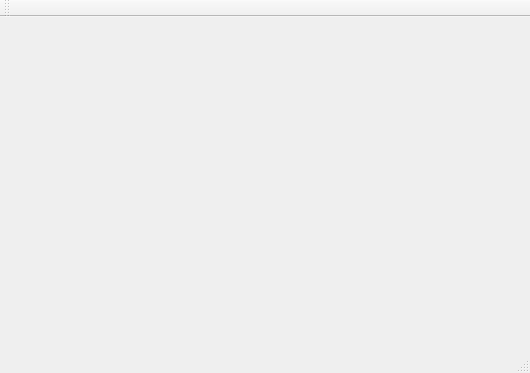
Old version of the form mainwindow.ui in the repository taramija/CProjectSem2.
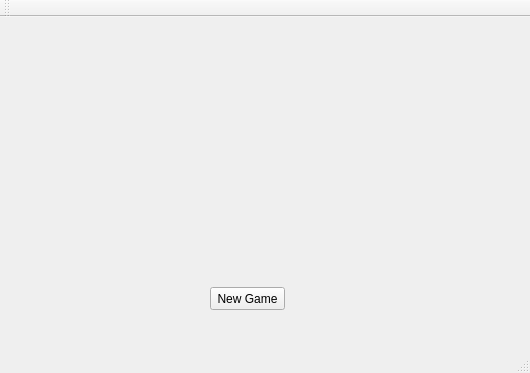
New version of the form.

Patch:
```diff
--- a/mainwindow.ui
+++ b/mainwindow.ui
@@ -14,17 +14,17 @@
    <string>MainWindow</string>
   </property>
   <widget class="QWidget" name="centralWidget">
-   <widget class="QLabel" name="label">
+   <widget class="QPushButton" name="newBtn">
     <property name="geometry">
      <rect>
-      <x>110</x>
-      <y>20</y>
-      <width>271</width>
-      <height>191</height>
+      <x>210</x>
+      <y>270</y>
+      <width>75</width>
+      <height>23</height>
      </rect>
     </property>
     <property name="text">
-     <string/>
+     <string>New Game</string>
     </property>
    </widget>
   </widget>
```
